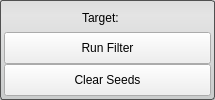
First picture: the form in src/Interface/ToolInterface/FillHolesFilterInterface.ui, repository SCIInstitute/Seg3D, before the edit.
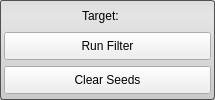
Second picture: the form after the edit.

Commit message: updates for adding filter actions, some filter actions

```diff
--- a/src/Interface/ToolInterface/FillHolesFilterInterface.ui
+++ b/src/Interface/ToolInterface/FillHolesFilterInterface.ui
@@ -40,7 +40,7 @@
   </property>
   <layout class="QVBoxLayout" name="verticalLayout">
    <property name="spacing">
-    <number>0</number>
+    <number>2</number>
    </property>
    <property name="margin">
     <number>4</number>
@@ -97,13 +97,13 @@
         <property name="minimumSize">
          <size>
           <width>0</width>
-          <height>32</height>
+          <height>28</height>
          </size>
         </property>
         <property name="maximumSize">
          <size>
           <width>16777215</width>
-          <height>32</height>
+          <height>28</height>
          </size>
         </property>
         <property name="text">
@@ -140,13 +140,13 @@
         <property name="minimumSize">
          <size>
           <width>0</width>
-          <height>32</height>
+          <height>28</height>
          </size>
         </property>
         <property name="maximumSize">
          <size>
           <width>16777215</width>
-          <height>32</height>
+          <height>28</height>
          </size>
         </property>
         <property name="text">
```
Left out of the diff: 2 changed lines with no effect on the pictures. The commit also changes 57 other files.
